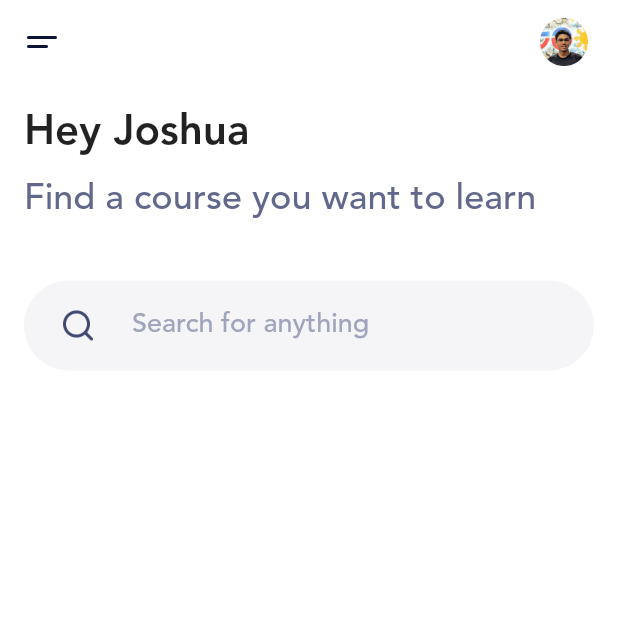
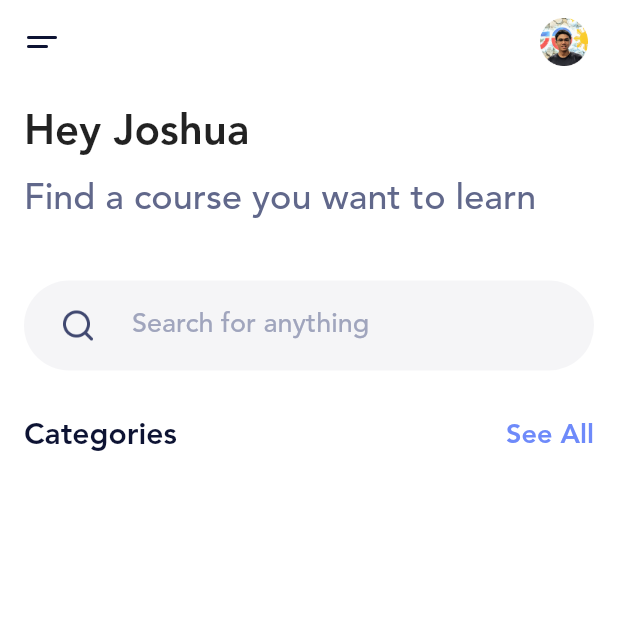
Before and after one commit to joshuadeguzman/techph_course_app, a Flutter app: the screen it shows after launch, on a phone screen of 412 x 824 dp, the top half of it. Run offline on Flutter 3.47's test engine with Material 2 defaults, Android fonts, the phone set to English and light mode, and no system bars.

Commit message:
Add categories

```diff
--- a/lib/screens/home/home_screen.dart
+++ b/lib/screens/home/home_screen.dart
@@ -95,6 +95,30 @@ class HomeScreen extends StatelessWidget {
                   ],
                 ),
               ),
+              Padding(
+                padding: const EdgeInsets.only(top: 32),
+                child: Row(
+                  mainAxisAlignment: MainAxisAlignment.spaceBetween,
+                  children: <Widget>[
+                    Text(
+                      "Categories",
+                      style: TextStyle(
+                        fontSize: 20,
+                        fontWeight: FontWeight.bold,
+                        color: Color(0xFF0D1333),
+                      ),
+                    ),
+                    Text(
+                      "See All",
+                      style: TextStyle(
+                        fontSize: 18,
+                        fontWeight: FontWeight.bold,
+                        color: Color(0xFF6E8AFA),
+                      ),
+                    ),
+                  ],
+                ),
+              ),
             ],
           ),
         ),
```
